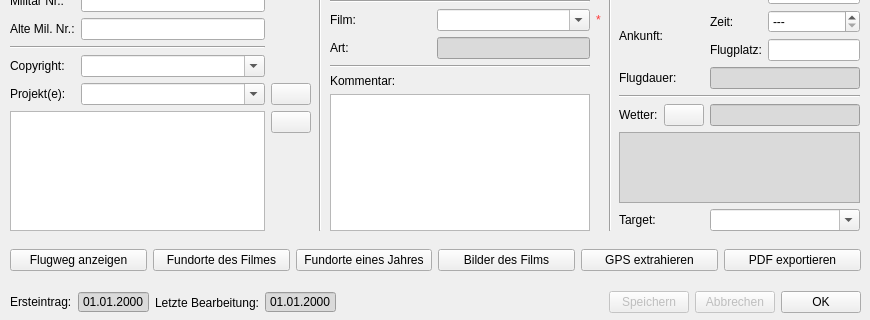
First picture: the form in APIS/forms/apis_film_form.ui, repository APIS-Luftbildarchiv/APIS, before the edit; both pictures show x 0 to 870 and y 200 to 520 of the 870 by 520 pixel window.
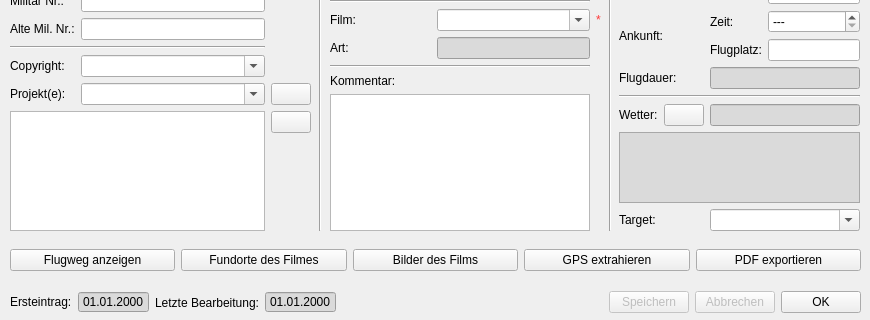
Second picture: the form after the edit. Icons and pictures are not drawn.

The edit to the form file:
```diff
--- a/APIS/forms/apis_film_form.ui
+++ b/APIS/forms/apis_film_form.ui
@@ -296,26 +296,6 @@
       </property>
      </widget>
     </item>
-    <item>
-     <widget class="QPushButton" name="uiListSitesByYearBtn">
-      <property name="text">
-       <string>Fundorte eines Jahres</string>
-      </property>
-      <property name="icon">
-       <iconset resource="resource.qrc">
-        <normaloff>:/plugins/APIS/icons/sites.png</normaloff>:/plugins/APIS/icons/sites.png</iconset>
-      </property>
-      <property name="iconSize">
-       <size>
-        <width>30</width>
-        <height>30</height>
-       </size>
-      </property>
-      <property name="autoDefault">
-       <bool>false</bool>
-      </property>
-     </widget>
-    </item>
     <item>
      <widget class="QPushButton" name="uiListImagesOfFilmBtn">
       <property name="text">
```
